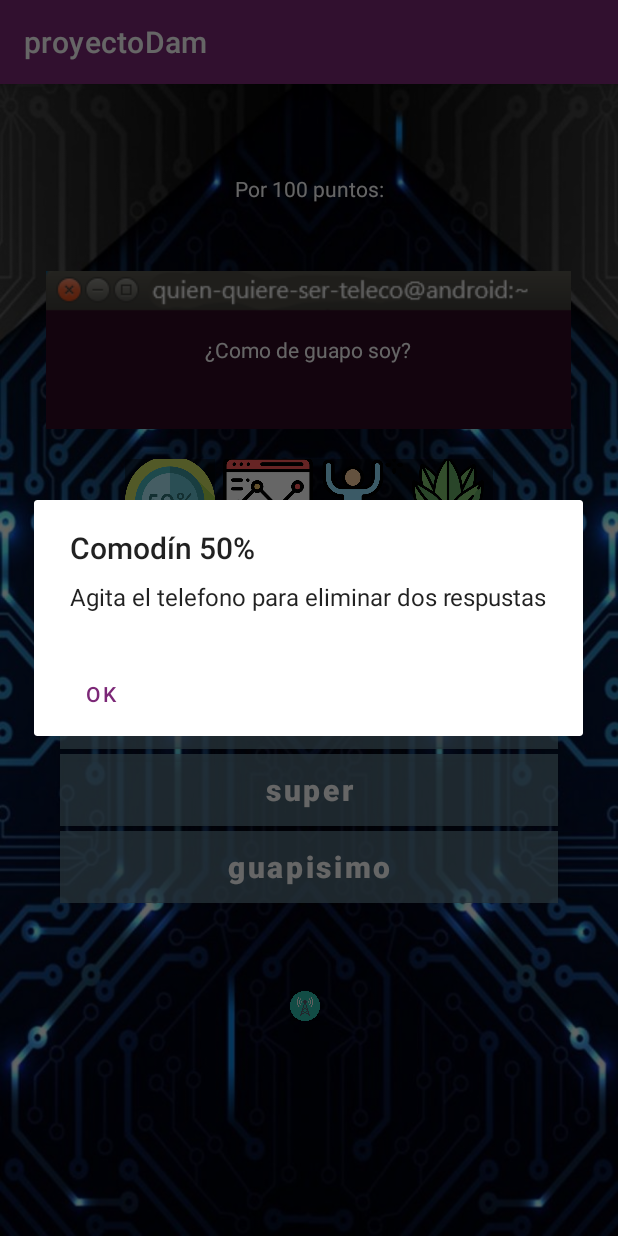
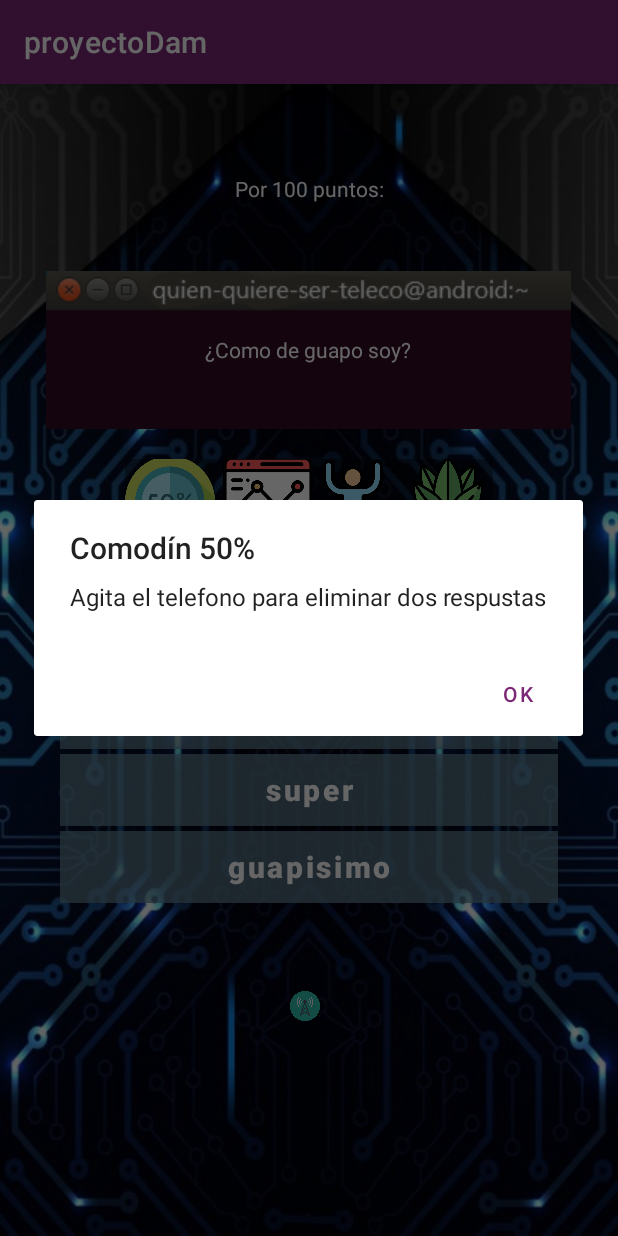
Before and after one commit to iyomigue/JuegoDam, an Android app: the MainActivity screen opened directly, with no data from a screen before it, after a tap on an icon or button, on a phone screen of 412 x 824 dp. Run offline under Robolectric (Android 15) with nearby library versions, the phone set to English and light mode, and no system bars.

Commit message:
Revert "Update MainActivity.java"
This reverts commit 900f0a97457492d6d3b3c187bf34a9b5bcf7974a.

```diff
--- a/app/src/main/java/com/dam/proyecto/MainActivity.java
+++ b/app/src/main/java/com/dam/proyecto/MainActivity.java
@@ -41,6 +41,7 @@ public class MainActivity extends AppCompatActivity implements SensorEventListen
     private TextView puntuacion;
     private int puntos = 0;
     private int index = 1;
+    private MainActivity mainActivity;
     private static final long SHAKE_WAIT_TIME_MS =250 ;
     private static final double SHAKE_THRESHOLD = 1.1;
 
@@ -48,13 +49,13 @@ public class MainActivity extends AppCompatActivity implements SensorEventListen
     private SensorManager mSensorManager;
     private Sensor mAccelerometer;
     private long mShakeTime;
-
+    private MainActivity actividad;
 
     @Override
     protected void onCreate(Bundle savedInstanceState) {
         super.onCreate(savedInstanceState);
         setContentView(R.layout.pregunta);
-        mSensorManager = (SensorManager) getSystemService(Context.SENSOR_SERVICE);
+        mainActivity = this;
         bd = new BBDD(getApplicationContext());
         bd.cargaDatos();
         a = (Button) findViewById(R.id.boton_opcion_1);
@@ -90,6 +91,7 @@ public class MainActivity extends AppCompatActivity implements SensorEventListen
                 //Aqui debe salir una ventana que pida y detecte agitacion y luego eliminamos dos
                 //opciones
                 if (banderaboton50 ==0){
+                    Agitar(savedInstanceState);
                     Dialog dialogo50 = creaDialogo50(savedInstanceState);
                     dialogo50.show();
                 }
@@ -214,9 +216,9 @@ public class MainActivity extends AppCompatActivity implements SensorEventListen
         AlertDialog.Builder builder = new AlertDialog.Builder(this);
         builder.setTitle("Comodín 50%")
                 .setMessage("Agita el telefono para eliminar dos respustas")
-                .setNeutralButton("OK", new DialogInterface.OnClickListener() {
+                .setNegativeButton("OK", new DialogInterface.OnClickListener() {
                     public void onClick(DialogInterface dialog, int id) {
-                        Agitar(savedInstanceState);
+
                     }
                 });
         // Create the AlertDialog object and return it
@@ -270,7 +272,6 @@ public class MainActivity extends AppCompatActivity implements SensorEventListen
 
     }
 
-    //Funcion que elimina 2 opciones
     public void eliminaRespuesta() {
    switch (p.getRespuesta()){
        case "a ":
@@ -298,9 +299,8 @@ public class MainActivity extends AppCompatActivity implements SensorEventListen
 
     private void Agitar( Bundle savedInstanceState) {
 
-
+        mSensorManager = (SensorManager) getSystemService(Context.SENSOR_SERVICE);
         mAccelerometer = mSensorManager.getDefaultSensor(Sensor.TYPE_ACCELEROMETER);
-        Log.d("cincuenta", "Acelero");
     }
     @Override
     public void onAccuracyChanged(Sensor sensor, int i) {
```
